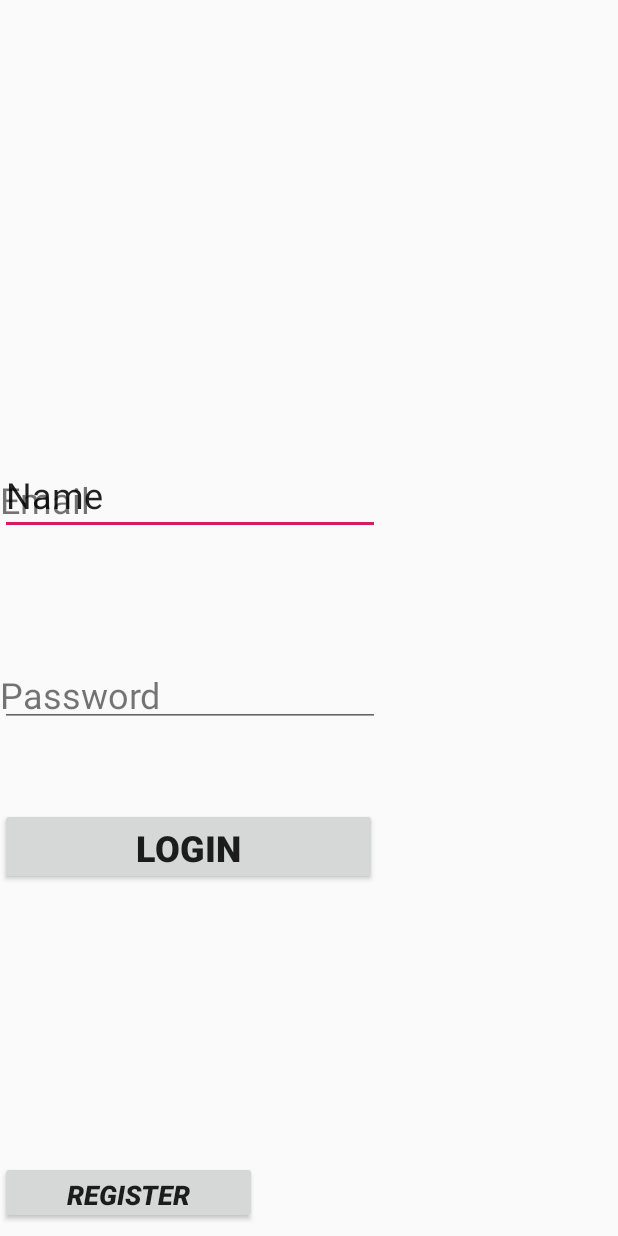
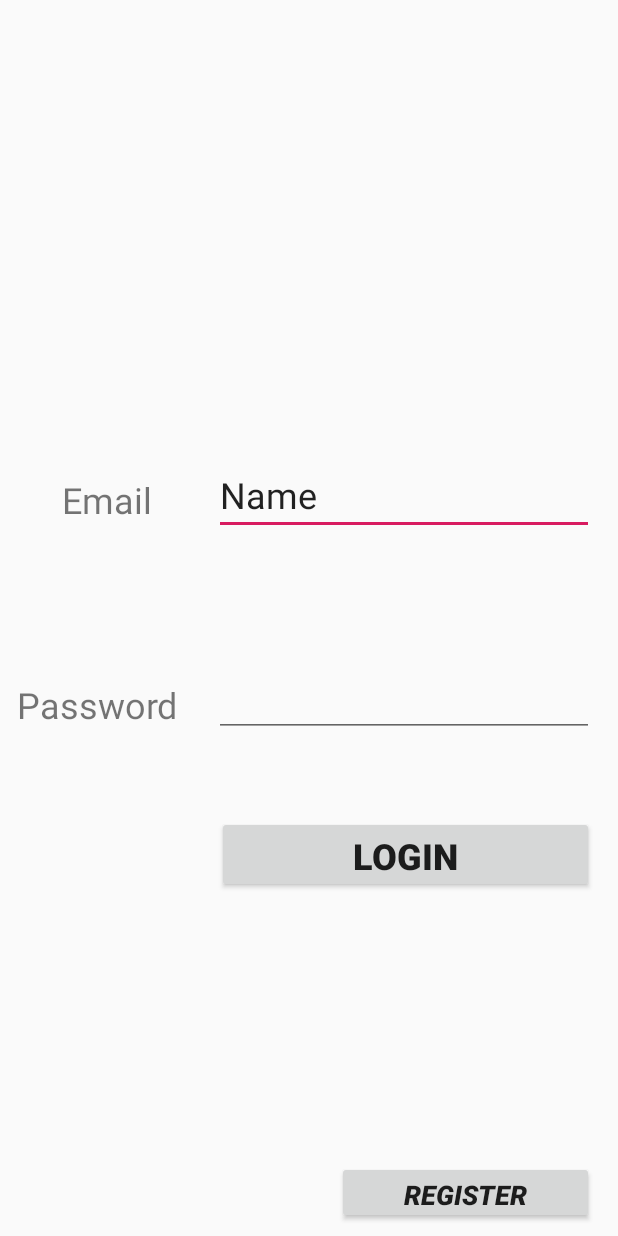
Before and after one commit to Esandhavithanage/BODIMA_APP, an Android app: the layout activity_login.xml on its own in the app's theme, with its tools: preview values and no code run, on a phone screen of 412 x 824 dp. Run offline under Robolectric (Android 15) with nearby library versions, the phone set to English and light mode, and no system bars.

```diff
--- a/app/src/main/AndroidManifest.xml
+++ b/app/src/main/AndroidManifest.xml
@@ -19,7 +19,8 @@
         android:roundIcon="@mipmap/ic_launcher_round"
         android:supportsRtl="true"
         android:theme="@style/AppTheme">
-        <activity android:name=".Register_menu"></activity>
+        <activity android:name=".Register_traveller"></activity>
+        <activity android:name=".Register_menu" />
         <activity android:name=".Login" />
         <activity
             android:name=".Traveller_nav"
--- a/app/src/main/java/com/example/hideoutcabins/MainActivity.java
+++ b/app/src/main/java/com/example/hideoutcabins/MainActivity.java
@@ -18,7 +18,7 @@ Button s;
         new Handler().postDelayed(new Runnable() {
             @Override
             public void run() {
-                Intent usermenu = new Intent(MainActivity.this, Traveller_nav.class);
+                Intent usermenu = new Intent(MainActivity.this, Login.class);
                 startActivity(usermenu);
             }
         },2000);
--- a/app/src/main/res/layout/activity_login.xml
+++ b/app/src/main/res/layout/activity_login.xml
@@ -10,72 +10,97 @@
         android:id="@+id/txtUname"
         android:layout_width="wrap_content"
         android:layout_height="wrap_content"
+        android:layout_marginStart="8dp"
+        android:layout_marginLeft="8dp"
+        android:layout_marginEnd="8dp"
+        android:layout_marginRight="8dp"
         android:layout_marginBottom="8dp"
         android:text="@string/Email"
         android:textSize="24sp"
         app:layout_constraintBottom_toBottomOf="parent"
+        app:layout_constraintEnd_toStartOf="@+id/edituname"
+        app:layout_constraintStart_toStartOf="parent"
         app:layout_constraintTop_toTopOf="parent"
-        app:layout_constraintVertical_bias="0.404"
-        tools:layout_editor_absoluteX="25dp" />
+        app:layout_constraintVertical_bias="0.404" />
 
     <EditText
-        android:id="@+id/editText"
+        android:id="@+id/edituname"
         android:layout_width="253dp"
         android:layout_height="50dp"
+        android:layout_marginEnd="16dp"
+        android:layout_marginRight="16dp"
         android:ems="10"
         android:inputType="textPersonName"
         android:text="Name"
         android:textSize="24sp"
         app:layout_constraintBaseline_toBaselineOf="@+id/txtUname"
-        tools:layout_editor_absoluteX="142dp" />
+        app:layout_constraintEnd_toEndOf="parent" />
 
     <TextView
         android:id="@+id/txtPassowrd"
         android:layout_width="wrap_content"
         android:layout_height="wrap_content"
+        android:layout_marginEnd="24dp"
+        android:layout_marginRight="24dp"
         android:layout_marginBottom="8dp"
         android:text="@string/password"
         android:textSize="24sp"
         app:layout_constraintBottom_toBottomOf="parent"
+        app:layout_constraintEnd_toStartOf="@+id/editpassowrd"
         app:layout_constraintTop_toTopOf="parent"
-        app:layout_constraintVertical_bias="0.57"
-        tools:layout_editor_absoluteX="25dp" />
+        app:layout_constraintVertical_bias="0.579" />
 
     <EditText
-        android:id="@+id/editText2"
+        android:id="@+id/editpassowrd"
         android:layout_width="253dp"
         android:layout_height="48dp"
+        android:layout_marginEnd="16dp"
+        android:layout_marginRight="16dp"
         android:ems="10"
         android:inputType="textPassword"
         android:textSize="24sp"
         app:layout_constraintBaseline_toBaselineOf="@+id/txtPassowrd"
-        tools:layout_editor_absoluteX="142dp" />
+        app:layout_constraintEnd_toEndOf="parent" />
 
     <Button
-        android:id="@+id/button2"
+        android:id="@+id/btnlogin"
         android:layout_width="251dp"
         android:layout_height="51dp"
+        android:layout_marginStart="8dp"
+        android:layout_marginLeft="8dp"
         android:layout_marginTop="8dp"
+        android:layout_marginEnd="8dp"
+        android:layout_marginRight="8dp"
         android:layout_marginBottom="8dp"
+        android:onClick="loginOnClick"
         android:text="@string/login"
         android:textSize="24sp"
         android:textStyle="bold"
         app:layout_constraintBottom_toBottomOf="parent"
+        app:layout_constraintEnd_toEndOf="parent"
+        app:layout_constraintHorizontal_bias="0.944"
+        app:layout_constraintStart_toStartOf="parent"
         app:layout_constraintTop_toTopOf="parent"
-        app:layout_constraintVertical_bias="0.701"
-        tools:layout_editor_absoluteX="144dp" />
+        app:layout_constraintVertical_bias="0.708" />
 
     <Button
-        android:id="@+id/button6"
+        android:id="@+id/btnregister"
         android:layout_width="171dp"
         android:layout_height="42dp"
+        android:layout_marginStart="8dp"
+        android:layout_marginLeft="8dp"
         android:layout_marginTop="8dp"
+        android:layout_marginEnd="8dp"
+        android:layout_marginRight="8dp"
         android:layout_marginBottom="8dp"
+        android:onClick="registerOnClick"
         android:text="@string/register"
         android:textSize="18sp"
         android:textStyle="bold|italic"
         app:layout_constraintBottom_toBottomOf="parent"
+        app:layout_constraintEnd_toEndOf="parent"
+        app:layout_constraintHorizontal_bias="0.964"
+        app:layout_constraintStart_toStartOf="parent"
         app:layout_constraintTop_toTopOf="parent"
-        app:layout_constraintVertical_bias="1.0"
-        tools:layout_editor_absoluteX="237dp" />
+        app:layout_constraintVertical_bias="1.0" />
 </androidx.constraintlayout.widget.ConstraintLayout>
--- a/app/src/main/res/layout/activity_register_menu.xml
+++ b/app/src/main/res/layout/activity_register_menu.xml
@@ -15,6 +15,7 @@
         android:layout_marginTop="208dp"
         android:layout_marginEnd="8dp"
         android:layout_marginRight="8dp"
+        android:onClick="regTravellerOnClick"
         android:text="@string/TravellerReg"
         android:textSize="24sp"
         android:textStyle="bold"
@@ -32,6 +33,7 @@
         android:layout_marginEnd="8dp"
         android:layout_marginRight="8dp"
         android:layout_marginBottom="216dp"
+        android:onClick="regCabanaOnClick"
         android:text="@string/cabanaReg"
         android:textSize="24sp"
         android:textStyle="bold"
```
Also changed, not shown: app/src/main/java/com/example/hideoutcabins/Login.java (+17 -1 lines), app/src/main/java/com/example/hideoutcabins/Register_menu.java (+16 -1 lines), app/src/main/java/com/example/hideoutcabins/Register_traveller.java (added, +24 -0 lines), app/src/main/res/layout/activity_register_traveller.xml (added, +202 -0 lines).
